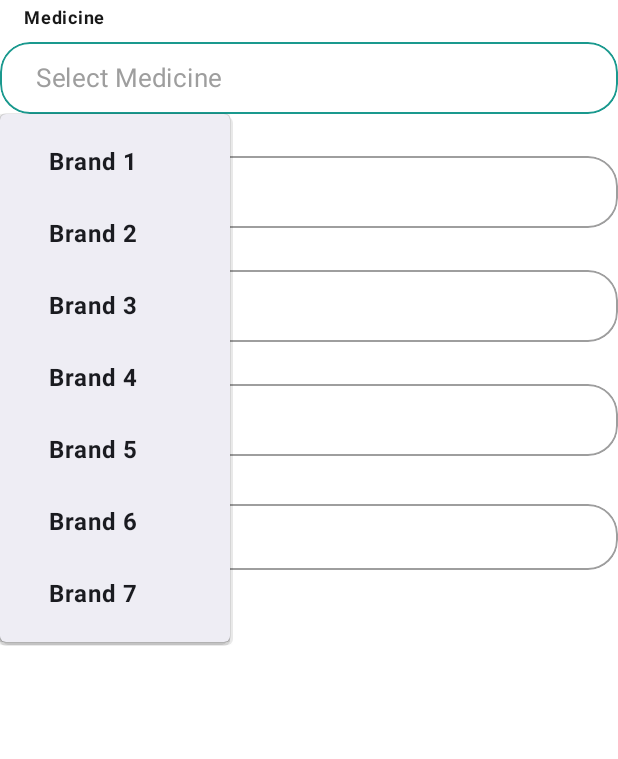
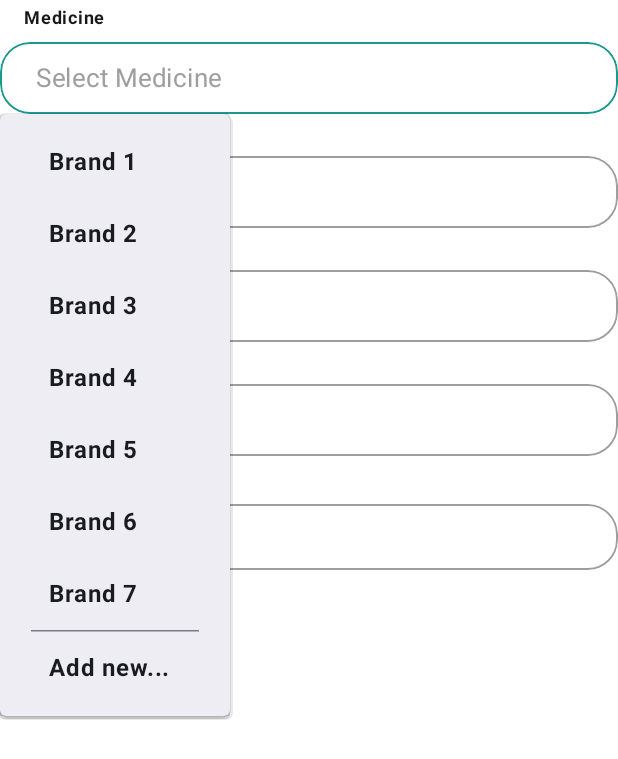
Before and after one commit to arREY-N/Medicina_2025, an Android app built with Jetpack Compose: the composable UpsertOrderScreen shown on its own in the app's theme, after a tap on "Select Medicine", on a phone screen of 412 x 824 dp. Shown: the top 759 px of the screen. Run offline under Robolectric (Android 15) with nearby library versions, the light colour scheme and no system bars; our stand-ins replace constraintlayout-compose.

Commit message:
Added multi generic name input

```diff
--- a/app/src/main/java/com/example/medicina/components/OrderScreen.kt
+++ b/app/src/main/java/com/example/medicina/components/OrderScreen.kt
@@ -92,7 +92,8 @@ fun UpsertOrderScreen(
                     }
                 },
                 dropdownOptions = medicineNames,
-                width = Dimension.fillToConstraints
+                width = Dimension.fillToConstraints,
+                addNew = true
             )
         }
 
```
